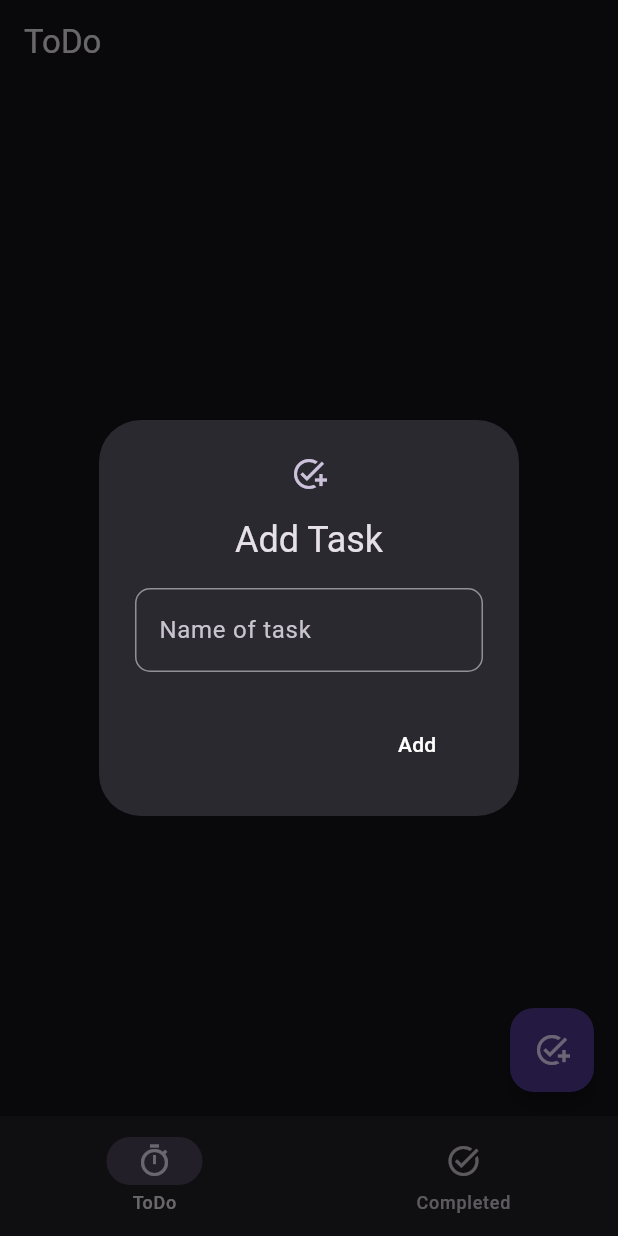
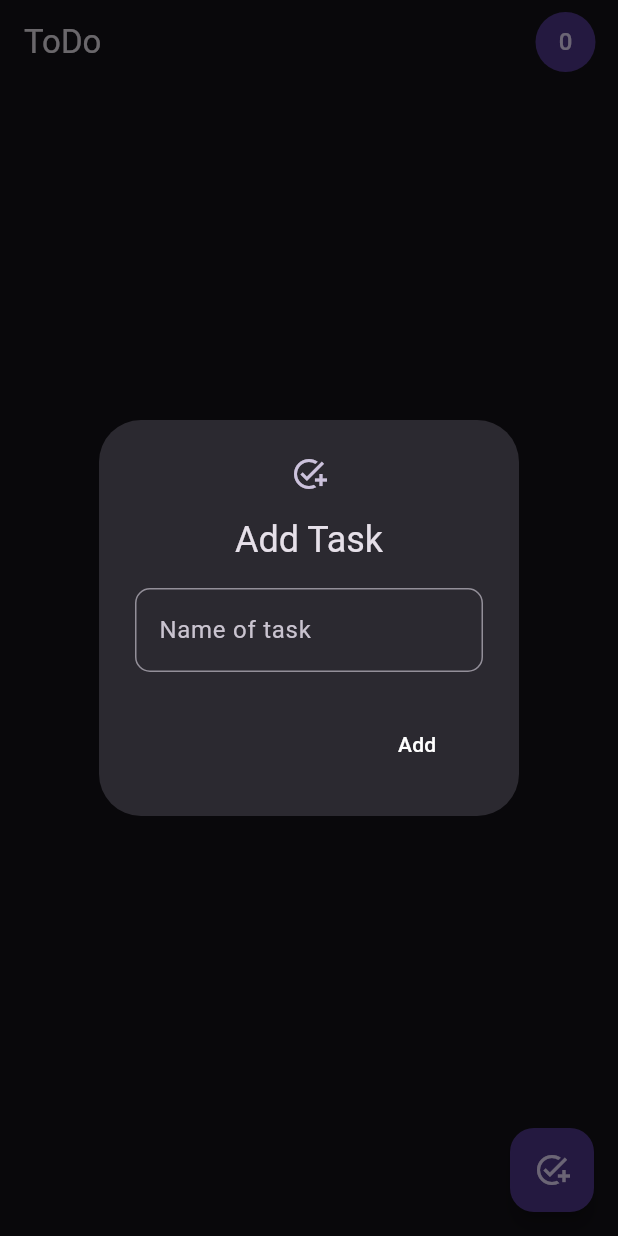
Before and after one commit to theranjithmenon/Flutter-To-Do-SQFlite-Material-3, a Flutter app: the screen it shows after launch, after a tap on the "add task" icon, on a phone screen of 412 x 824 dp. Run offline on Flutter 3.47's test engine with Material 2 defaults, Android fonts, the phone set to English and light mode, and no system bars; our stand-ins replace sqflite; accounts and stored records are empty.

Commit message:
SQflite, Create, Read, Update, Delete

```diff
--- a/lib/Screens/pending_tasks.dart
+++ /dev/null
@@ -1,12 +0,0 @@
-import 'package:flutter/material.dart';
-
-class PendingTasks extends StatelessWidget {
-  PendingTasks({
-    Key? key,
-  }) : super(key: key);
-
-  @override
-  Widget build(BuildContext context) {
-    return Center(child: Text("Add Tasks"),);
-  }
-}
--- /dev/null
+++ b/lib/home_page.dart
@@ -0,0 +1,121 @@
+import 'package:flutter/material.dart';
+import 'package:todo_app/sql_helper.dart';
+
+class HomePage extends StatefulWidget {
+  const HomePage({Key? key}) : super(key: key);
+
+  @override
+  State<HomePage> createState() => _HomePageState();
+}
+
+class _HomePageState extends State<HomePage> {
+  List<Map<String, dynamic>> _journals = [];
+  bool _isLoading = true;
+  final TextEditingController _title = TextEditingController();
+
+  Future<void> _addItem() async {
+    await SQLHelper.createItem(_title.text, 0);
+    _refreshJournels();
+  }
+
+  Future<void> _updateItem(int id) async {
+    await SQLHelper.updateItem(id, _journals[id]["title"], 1);
+    _refreshJournels();
+  }
+
+  void _deleteItem(int id) async{
+    await SQLHelper.deleteItem(id);
+    _refreshJournels();
+  }
+
+  void _refreshJournels() async {
+    final data = await SQLHelper.getItems();
+    setState(() {
+      _journals = data;
+      _isLoading = false;
+    });
+  }
+
+  @override
+  void initState() {
+    super.initState();
+    _refreshJournels();
+  }
+
+  @override
+  Widget build(BuildContext context) {
+    return Scaffold(
+      appBar: AppBar(
+        title: Text("ToDo"),
+        actions: [
+          Padding(
+            padding: const EdgeInsets.only(right: 15),
+            child: CircleAvatar(
+              child: Text("${_journals.length}"),
+            ),
+          )
+        ],
+      ),
+      body: (_journals.length == 0)
+          ? Center(child: Text("Add Tasks"))
+          : ListView.builder(
+              itemCount: _journals.length,
+              itemBuilder: (context, index) => Padding(
+                    padding: const EdgeInsets.all(8.0),
+                    child: Card(
+                      child: ListTile(
+                        leading: IconButton(onPressed: (){
+                          _deleteItem(_journals[index]["id"]);
+                        }, icon: Icon(Icons.delete)),
+                        title: Text(_journals[index]["title"]),
+                        trailing: IconButton(
+                            onPressed: () {
+                              _updateItem(index);
+                            },
+                            icon: (_journals[index]["isDone"] == 0)
+                                ? Icon(
+                                    Icons.done,
+                                    color: Colors.redAccent,
+                                  )
+                                : Icon(
+                                    Icons.done_all,
+                                    color: Colors.blueAccent,
+                                  )),
+                      ),
+                    ),
+                  )),
+      floatingActionButton: FloatingActionButton(
+        onPressed: () {
+          _showForm();
+        },
+        child: Icon(Icons.add_task),
+      ),
+    );
+  }
+
+  _showForm() {
+    return showDialog(
+        context: context,
+        builder: (context) => AlertDialog(
+              icon: Icon(Icons.add_task),
+              title: Text("Add Task"),
+              content: TextField(
+                controller: _title,
+                decoration: InputDecoration(
+                    hintText: "Name of task",
+                    border: OutlineInputBorder(
+                        borderRadius: BorderRadius.circular(10))),
+              ),
+              actions: [
+                MaterialButton(
+                  onPressed: () async {
+                    await _addItem();
+                    _title.text = "";
+                    Navigator.of(context).pop();
+                  },
+                  child: Text("Add"),
+                )
+              ],
+            ));
+  }
+}
--- a/lib/main.dart
+++ b/lib/main.dart
@@ -1,5 +1,5 @@
 import 'package:flutter/material.dart';
-import 'package:todo_app/main_nav.dart';
+import 'home_page.dart';
 
 
 Future<void> main() async {
@@ -17,7 +17,7 @@ class MyApp extends StatelessWidget {
       theme: ThemeData.dark(
         useMaterial3: true
       ),
-      home: const MainPage(),
+      home: const HomePage(),
     );
   }
 }
--- a/lib/main_nav.dart
+++ /dev/null
@@ -1,69 +0,0 @@
-import 'package:flutter/material.dart';
-import 'package:todo_app/Screens/checked_tasks.dart';
-import 'package:todo_app/Screens/pending_tasks.dart';
-
-class MainPage extends StatefulWidget {
-  const MainPage({Key? key}) : super(key: key);
-
-  @override
-  State<MainPage> createState() => _MainPageState();
-}
-
-class _MainPageState extends State<MainPage> {
-  int currentIndex = 0;
-  List pages = [PendingTasks(), CheckedTasks()];
-
-  @override
-  Widget build(BuildContext context) {
-    return Scaffold(
-      appBar: AppBar(
-        title: const Text("ToDo"),
-      ),
-      body: pages[currentIndex],
-      floatingActionButton: FloatingActionButton(
-        onPressed: () {
-          _addTask();
-        },
-        child: const Icon(Icons.add_task),
-      ),
-      bottomNavigationBar: NavigationBar(
-        selectedIndex: currentIndex,
-        onDestinationSelected: (value) {
-          setState(() {
-            currentIndex = value;
-          });
-        },
-        destinations: const [
-          NavigationDestination(
-              icon: Icon(Icons.timer_outlined), label: "ToDo"),
-          NavigationDestination(
-              icon: Icon(Icons.task_alt_outlined), label: "Completed"),
-        ],
-      ),
-    );
-  }
-
-  _addTask() {
-    TextEditingController taskName = TextEditingController();
-    return showDialog(
-        context: context,
-        builder: (context) => AlertDialog(
-              icon: Icon(Icons.add_task),
-              title: Text("Add Task"),
-              content: TextField(
-                controller: taskName,
-                decoration: InputDecoration(
-                    hintText: "Name of task",
-                    border: OutlineInputBorder(
-                        borderRadius: BorderRadius.circular(10))),
-              ),
-              actions: [
-                MaterialButton(
-                  onPressed: () {
-                  },
-                  child: Text("Add"),
-                )
-              ],
-            ));
-  }
-}
--- /dev/null
+++ b/lib/sql_helper.dart
@@ -0,0 +1,55 @@
+import 'package:sqflite/sqflite.dart' as sql;
+import 'package:flutter/foundation.dart';
+
+class SQLHelper {
+  static Future<void> createTables(sql.Database database) async {
+    await database.execute("""
+    CREATE TABLE items(
+    id INTEGER PRIMARY KEY AUTOINCREMENT NOT NULL,
+    title TEXT,
+    isDone INTEGER
+    )
+    """);
+  }
+
+  static Future<sql.Database> db() async {
+    return sql.openDatabase('tasks.db', version: 1,
+        onCreate: (sql.Database database, int version) async {
+      await createTables(database);
+    });
+  }
+
+  static Future<int> createItem(String title, int isDone) async {
+    final db = await SQLHelper.db();
+    final data = {'title': title, 'isDone': isDone};
+    final id = await db.insert('items', data,
+        conflictAlgorithm: sql.ConflictAlgorithm.replace);
+    return id;
+  }
+
+  static Future<List<Map<String, dynamic>>> getItems() async {
+    final db = await SQLHelper.db();
+    return db.query('items', orderBy: "id");
+  }
+
+  static Future<List<Map<String, dynamic>>> getItem(int id) async {
+    final db = await SQLHelper.db();
+    return db.query('items', where: "id = ?", whereArgs: [id], limit: 1);
+  }
+
+  static Future<int> updateItem(int id, String title, int isDone) async {
+    final db = await SQLHelper.db();
+    final data = {'title': title, 'isDone': isDone};
+    final result =
+        await db.update('items', data, where: "id = ?", whereArgs: [id]);
+    return result;
+  }
+  static Future<void> deleteItem(int id)async{
+    final db = await SQLHelper.db();
+    try{
+      await db.delete("items",where: "id = ?",whereArgs: [id]);
+    } catch(err){
+      debugPrint("$err");
+    }
+  }
+}
```
Also changed, not shown: lib/Screens/checked_tasks.dart (deleted, +0 -14 lines).
